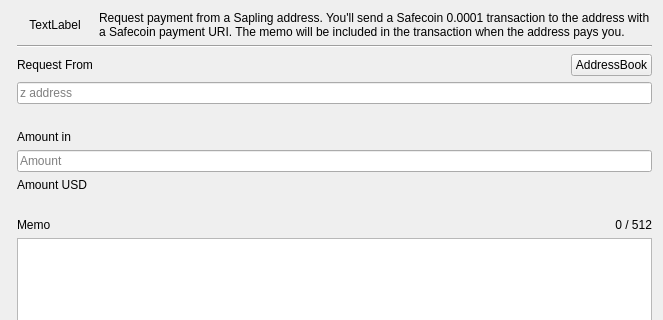
Before: the Qt Designer form src/requestdialog.ui in OleksandrBlack/safewallet-lite, drawn with Qt 5; both pictures show x 0 to 663 and y 0 to 320 of the 663 by 529 pixel window.
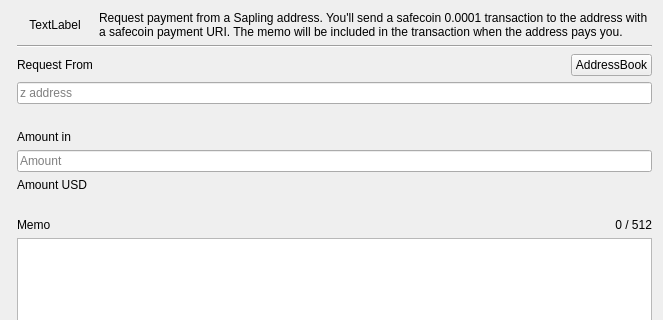
After: the same form once the commit is applied. Custom widgets are drawn as their Qt base class.

Diff of the .ui file:
```diff
--- a/src/requestdialog.ui
+++ b/src/requestdialog.ui
@@ -216,7 +216,7 @@
    <item row="0" column="2" colspan="2">
     <widget class="QLabel" name="lblHeader">
      <property name="text">
-      <string>Request payment from a Sapling address. You'll send a Safecoin 0.0001 transaction to the address with a Safecoin payment URI. The memo will be included in the transaction when the address pays you.</string>
+      <string>Request payment from a Sapling address. You'll send a safecoin 0.0001 transaction to the address with a safecoin payment URI. The memo will be included in the transaction when the address pays you.</string>
      </property>
      <property name="wordWrap">
       <bool>true</bool>
```
